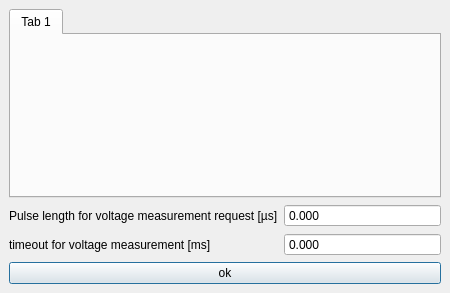
This is TildaHost/source/Interface/DmmUi/Ui_DmmLiveView.ui in lasersphere/Tilda as Qt 5 draws it before an edit. The edited form follows.
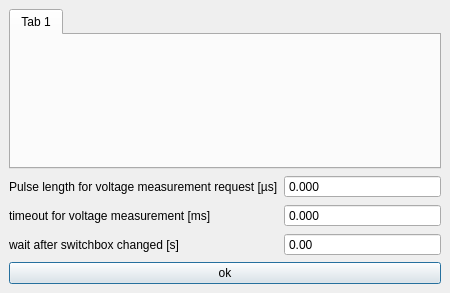
This is the edited form.

Commit message: added settling time after switching between flukes / Heinzingers

Diff of the .ui file:
```diff
--- a/TildaHost/source/Interface/DmmUi/Ui_DmmLiveView.ui
+++ b/TildaHost/source/Interface/DmmUi/Ui_DmmLiveView.ui
@@ -90,6 +90,32 @@
         </property>
        </widget>
       </item>
+      <item row="2" column="0">
+       <widget class="QLabel" name="label_wait_after_switchbox">
+        <property name="text">
+         <string>wait after switchbox changed [s]</string>
+        </property>
+       </widget>
+      </item>
+      <item row="2" column="1">
+       <widget class="QDoubleSpinBox" name="doubleSpinBox_wait_after_switchbox">
+        <property name="locale">
+         <locale language="English" country="UnitedStates"/>
+        </property>
+        <property name="alignment">
+         <set>Qt::AlignLeading|Qt::AlignLeft|Qt::AlignVCenter</set>
+        </property>
+        <property name="buttonSymbols">
+         <enum>QAbstractSpinBox::NoButtons</enum>
+        </property>
+        <property name="keyboardTracking">
+         <bool>false</bool>
+        </property>
+        <property name="maximum">
+         <double>10.000000000000000</double>
+        </property>
+       </widget>
+      </item>
      </layout>
     </item>
     <item>
```
The commit also changes 8 other files.
